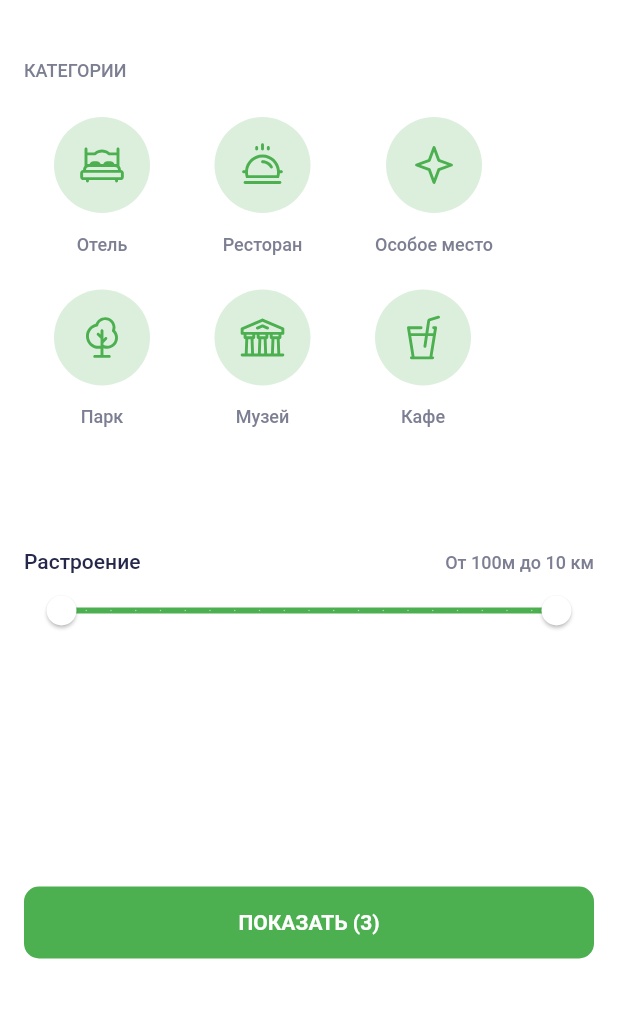
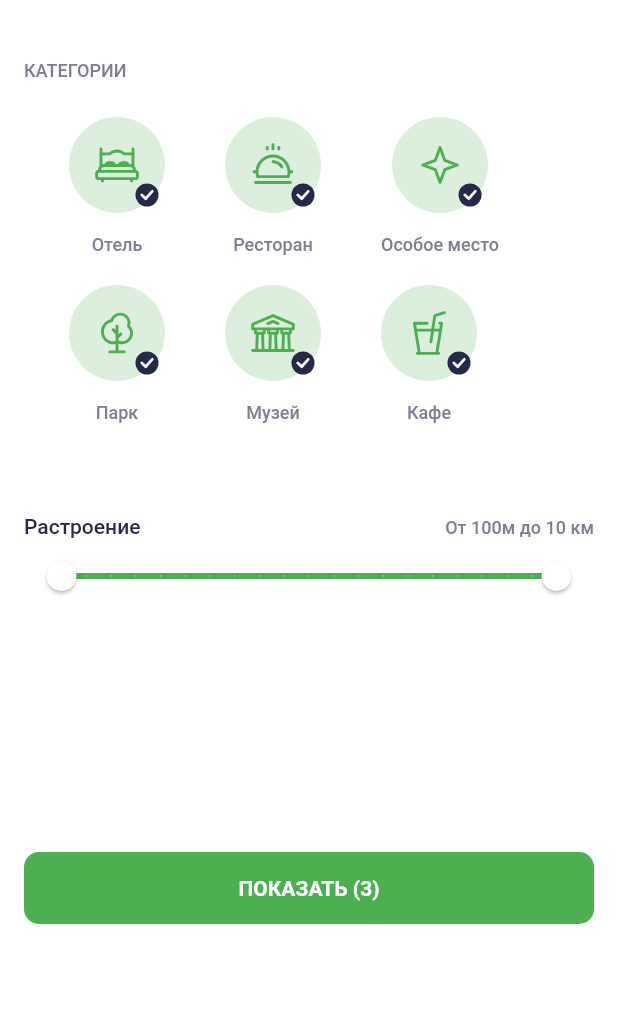
Before and after one commit to bxmeta/places, a Flutter app: the screen it shows after launch, on a phone screen of 412 x 824 dp, the part 63-1081 px from its top. Run offline on Flutter 3.47's test engine with Material 2 defaults, Android fonts, the phone set to English and light mode, and no system bars; our stand-ins replace flutter_svg.

Commit message:
remove app prefix from icons and strings

```diff
--- a/lib/mocks.dart
+++ b/lib/mocks.dart
@@ -1,6 +1,8 @@
 import 'package:places/domain/place_type.dart';
 import 'package:places/domain/sight.dart';
+import 'package:places/service/app_settings.dart';
 import 'package:places/ui/res/app_icons.dart';
+import 'package:places/ui/res/app_strings.dart';
 
 final List<Sight> mocks = [
   Sight(
@@ -37,28 +39,28 @@ final List<Sight> mocks = [
 
 final List<PlaceType> placeTypes = [
   PlaceType(
-    name: 'Отель',
-    icon: AppIcons.appHotel,
+    name: AppStrings.hotel,
+    icon: AppIcons.hotel,
   ),
   PlaceType(
-    name: 'Ресторан',
-    icon: AppIcons.appRestourant,
+    name: AppStrings.restourant,
+    icon: AppIcons.restourant,
   ),
   PlaceType(
-    name: 'Особое место',
-    icon: AppIcons.appParticular,
+    name: AppStrings.particular,
+    icon: AppIcons.particular,
   ),
 
   PlaceType(
-    name: 'Парк',
-    icon: AppIcons.appPark,
+    name: AppStrings.park,
+    icon: AppIcons.park,
   ),
   PlaceType(
-    name: 'Музей',
-    icon: AppIcons.appMuseum,
+    name: AppStrings.museum,
+    icon: AppIcons.museum,
   ),
   PlaceType(
-    name: 'Кафе',
-    icon: AppIcons.appCafe,
+    name: AppStrings.cafe,
+    icon: AppIcons.cafe,
   ),
 ];
--- a/lib/ui/res/app_icons.dart
+++ b/lib/ui/res/app_icons.dart
@@ -1,21 +1,21 @@
 class AppIcons {
-  static const appIconList = 'res/images/icons/List.svg';
-  static const appIconMap = 'res/images/icons/Map.svg';
-  static const appIconHeartFull = 'res/images/icons/Heart_Full.svg';
-  static const appIconHeartEmpty = 'res/images/icons/Heart_empty.svg';
-  static const appIconSettings = 'res/images/icons/Settings.svg';
-  static const appIconShare = 'res/images/icons/Share.svg';
-  static const appIconHeart = 'res/images/icons/Heart.svg';
-  static const appIconHeartAdd = 'res/images/icons/Heart1.svg';
-  static const appIconCalendar = 'res/images/icons/Calendar.svg';
-  static const appIconBack = 'res/images/icons/Arrow.svg';
-  static const appIconGo = 'res/images/icons/GO.svg';
-  static const appInfo = 'res/images/icons/Union.svg';
-  static const appChoice = 'res/images/icons/Tick_choice.svg';
-  static const appHotel = 'res/images/icons/Hotel.svg';
-  static const appRestourant = 'res/images/icons/Restourant.svg';
-  static const appParticular = 'res/images/icons/Particular_place.svg';
-  static const appPark = 'res/images/icons/Park.svg';
-  static const appMuseum = 'res/images/icons/Museum.svg';
-  static const appCafe = 'res/images/icons/Cafe.svg';
+  static const list = 'res/images/icons/List.svg';
+  static const map = 'res/images/icons/Map.svg';
+  static const heartFull = 'res/images/icons/Heart_Full.svg';
+  static const heartEmpty = 'res/images/icons/Heart_empty.svg';
+  static const settings = 'res/images/icons/Settings.svg';
+  static const share = 'res/images/icons/Share.svg';
+  static const heart = 'res/images/icons/Heart.svg';
+  static const heartAdd = 'res/images/icons/Heart1.svg';
+  static const calendar = 'res/images/icons/Calendar.svg';
+  static const back = 'res/images/icons/Arrow.svg';
+  static const go = 'res/images/icons/GO.svg';
+  static const info = 'res/images/icons/Union.svg';
+  static const choice = 'res/images/icons/Tick_choice.svg';
+  static const hotel = 'res/images/icons/Hotel.svg';
+  static const restourant = 'res/images/icons/Restourant.svg';
+  static const particular = 'res/images/icons/Particular_place.svg';
+  static const park = 'res/images/icons/Park.svg';
+  static const museum = 'res/images/icons/Museum.svg';
+  static const cafe = 'res/images/icons/Cafe.svg';
 }
--- a/lib/ui/res/app_strings.dart
+++ b/lib/ui/res/app_strings.dart
@@ -1,16 +1,23 @@
 class AppStrings {
-  static const appTitle = 'Список \nинтересных мест';
-  static const appFavoritTitle = 'Избранное';
-  static const appWantVisit = 'Хочу посетить';
+  static const title = 'Список \nинтересных мест';
+  static const favoritTitle = 'Избранное';
+  static const wantVisit = 'Хочу посетить';
   static const appVisited = 'Посетил';
-  static const appWantVisitTime = 'Запланировано на 12 окт. 2020';
-  static const appVisitedTime = 'Цель достигнута 12 окт. 2020';
-  static const appVisitedClose = 'закрыто до 09:00';
-  static const appDistance = 'Растроение';
-  static const appDistanceHint = 'От 100м до 10 км';
-  static const appShow = 'Показать';
-  static const appClear = 'Очистить';
-  static const appConfig = 'Настройки';
-  static const appDarkTheme = 'Темная тема';
-  static const appViewTutorial = 'Смотреть туториал';
+  static const visitTime = 'Запланировано на 12 окт. 2020';
+  static const visitedTime = 'Цель достигнута 12 окт. 2020';
+  static const visitedClose = 'закрыто до 09:00';
+  static const distance = 'Растроение';
+  static const distanceHint = 'От 100м до 10 км';
+  static const show = 'Показать';
+  static const clear = 'Очистить';
+  static const config = 'Настройки';
+  static const darkTheme = 'Темная тема';
+  static const viewTutorial = 'Смотреть туториал';
+  static const hotel = 'Отель';
+  static const restourant = 'Ресторан';
+  static const particular = 'Особое место';
+  static const park = 'Парк';
+  static const museum = 'Музей';
+  static const cafe = 'Кафе';
+
 }
--- a/lib/ui/screen/filter_screen.dart
+++ b/lib/ui/screen/filter_screen.dart
@@ -50,7 +50,7 @@ class _FilterScreenState extends State<FilterScreen> {
                     },
                     child: SizedBox(
                       child: SvgPicture.asset(
-                        AppIcons.appIconBack,
+                        AppIcons.back,
                         color: Theme.of(context).primaryColorDark,
                       ),
                     ),
@@ -75,7 +75,7 @@ class _FilterScreenState extends State<FilterScreen> {
                       });
                     },
                     child: Text(
-                      AppStrings.appClear,
+                      AppStrings.clear,
                       style: Theme.of(context)
                           .textTheme
                           .headline2
@@ -107,27 +107,25 @@ class _FilterScreenState extends State<FilterScreen> {
             Wrap(
               crossAxisAlignment: WrapCrossAlignment.center,
               verticalDirection: VerticalDirection.down,
-              runSpacing: 3.0,
-              spacing: 3.0,
               children: placeTypes
                   .map((item) => placeTypeFilter(
                 placeType: item,
               )).toList(),
             ),
             const SizedBox(
-              height: 60,
+              height: 40,
             ),
             Row(
               children: [
                 Expanded(
                   child: Text(
-                    AppStrings.appDistance,
+                    AppStrings.distance,
                     style: Theme.of(context).textTheme.bodyText1,
                   ),
                 ),
                 const Expanded(
                   child: Text(
-                    AppStrings.appDistanceHint,
+                    AppStrings.distanceHint,
                     textAlign: TextAlign.right,
                   ),
                 ),
@@ -169,7 +167,7 @@ class _FilterScreenState extends State<FilterScreen> {
                   }
                 },
                 child: Text(
-                  '${AppStrings.appShow.toUpperCase()} (${_sightCount.toString()})',
+                  '${AppStrings.show.toUpperCase()} (${_sightCount.toString()})',
                   style: Theme.of(context).textTheme.button,
                 ),
                 style: ButtonStyle(
--- a/lib/ui/screen/sight_card.dart
+++ b/lib/ui/screen/sight_card.dart
@@ -81,7 +81,7 @@ class SightCard extends StatelessWidget {
                         }
                       },
                       child: SvgPicture.asset(
-                        AppIcons.appIconHeartEmpty,
+                        AppIcons.heartEmpty,
                         width: 20,
                         height: 18,
                       ),
--- a/lib/ui/widget/custom_appbar.dart
+++ b/lib/ui/widget/custom_appbar.dart
@@ -17,7 +17,7 @@ class CustomAppBar extends StatelessWidget implements PreferredSizeWidget {
     return AppBar(
       toolbarHeight: height,
       title: const Text(
-        AppStrings.appTitle,
+        AppStrings.title,
         textAlign: TextAlign.left,
       ),
       elevation: 0,
--- a/lib/ui/widget/place_type_filter.dart
+++ b/lib/ui/widget/place_type_filter.dart
@@ -5,18 +5,22 @@ import 'package:places/ui/res/app_icons.dart';
 
 class placeTypeFilter extends StatelessWidget {
   final PlaceType placeType;
+
   const placeTypeFilter({Key? key, required this.placeType}) : super(key: key);
 
   @override
   Widget build(BuildContext context) {
-    return  Container(
-      margin: EdgeInsets.only(left: 20, right: 20, bottom: 20),
+    return Container(
+      margin: EdgeInsets.only(left: 30, right: 10, bottom: 20),
       child: Column(
         children: [
           InkWell(
             onTap: () {},
             borderRadius: const BorderRadius.all(Radius.circular(40)),
-            child: Ink(
+            child: Stack(
+              children: [
+
+                Ink(
                   padding: EdgeInsets.all(16),
                   decoration: const BoxDecoration(
                     borderRadius: BorderRadius.all(Radius.circular(40)),
@@ -28,11 +32,23 @@ class placeTypeFilter extends StatelessWidget {
                     height: 32,
                   ),
                 ),
+
+                Positioned(
+                    right: 0,
+                    bottom: 0,
+                    child: SvgPicture.asset(
+                      AppIcons.choice,
+                      width: 24,
+                      height: 24,
+                    )),
+              ],
+            ),
           ),
           const SizedBox(
             height: 12,
           ),
-          Text(placeType.name)
+          Text(placeType.name),
+
         ],
       ),
     );
```
Also changed, not shown: lib/ui/screen/settings_screen.dart (+8 -8 lines), lib/ui/screen/sight_card_visited.dart (+4 -4 lines), lib/ui/screen/sight_card_want_visit.dart (+4 -4 lines), lib/ui/screen/sight_details.dart (+4 -4 lines), lib/ui/screen/sight_list_screen.dart (+4 -4 lines), lib/ui/screen/visiting_screen.dart (+6 -6 lines), res/images/icons/Cafe.svg, res/images/icons/Park.svg, res/images/icons/Particular_place.svg. Lines whose indentation alone changed are shown as unchanged.
